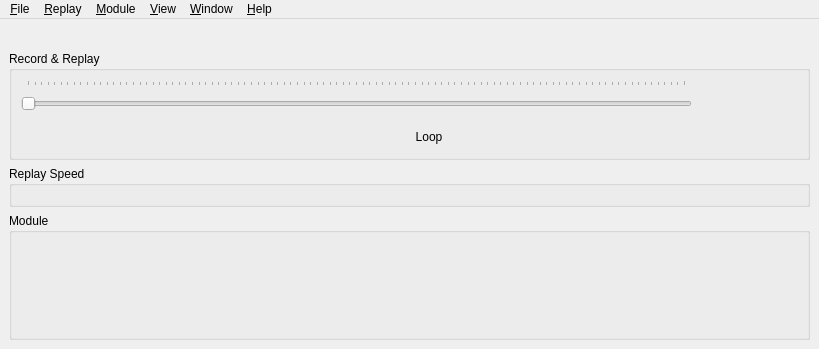
Before: the Qt Designer form src/UserInterface/src/MainWindow.ui in till213/SkyDolly, drawn with Qt 5.
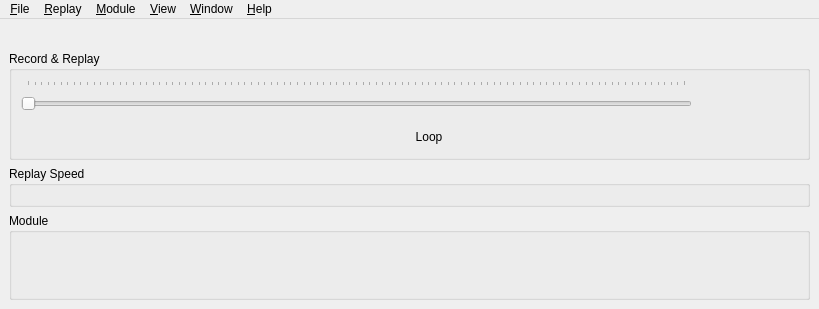
After: the same form once the commit is applied. Icons and pictures are not drawn. Custom widgets are drawn as their Qt base class.

Commit message: Adjust size policy

What changed in the file:
```diff
--- a/src/UserInterface/src/MainWindow.ui
+++ b/src/UserInterface/src/MainWindow.ui
@@ -7,7 +7,7 @@
     <x>0</x>
     <y>0</y>
     <width>819</width>
-    <height>349</height>
+    <height>309</height>
    </rect>
   </property>
   <property name="sizePolicy">
```
Left out of the diff: 6 changed lines with no effect on the pictures.
